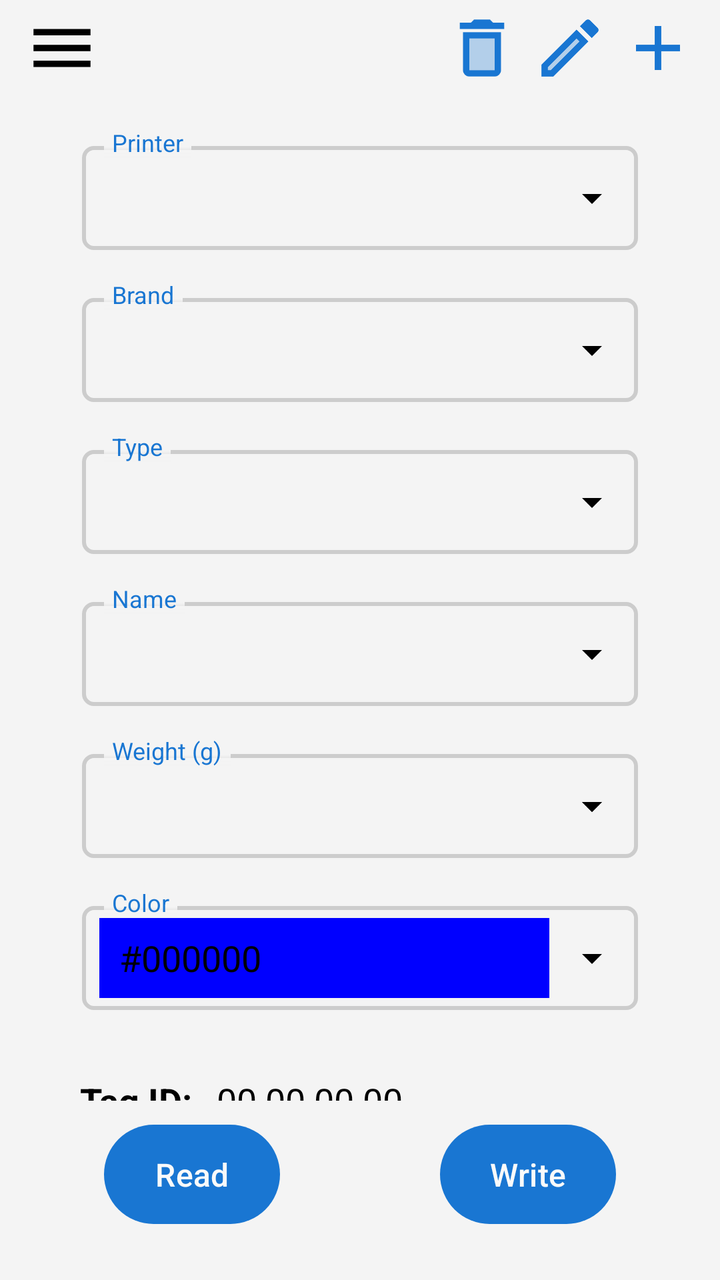
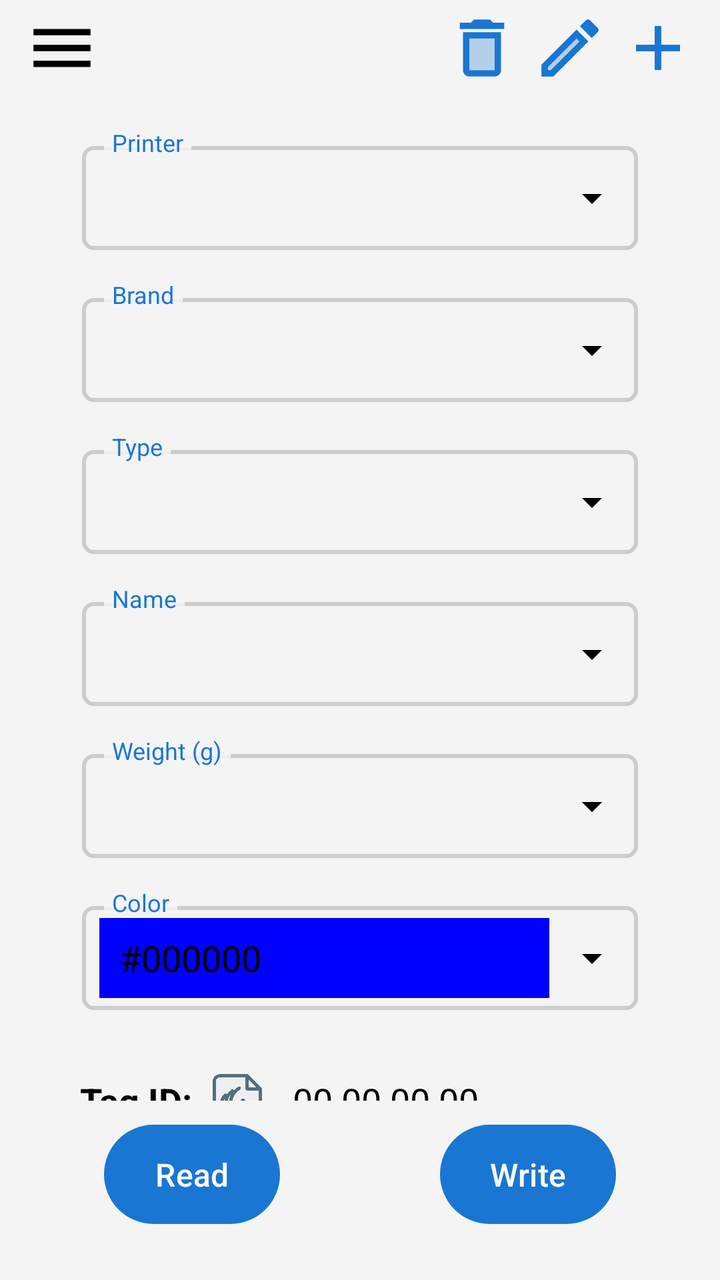

The first picture is an Android layout as it rendered before a commit; the second is the same layout after the commit. The layout source and the unified diff follow.
<!-- AndroidManifest.xml: application theme Theme.SpoolID -->
<!-- res/layout/activity_main.xml -->
<?xml version="1.0" encoding="utf-8"?>
<androidx.drawerlayout.widget.DrawerLayout
    xmlns:android="http://schemas.android.com/apk/res/android"
    xmlns:app="http://schemas.android.com/apk/res-auto"
    xmlns:tools="http://schemas.android.com/tools"
    android:id="@+id/drawer_layout"
    android:layout_width="match_parent"
    android:layout_height="match_parent"
    android:fitsSystemWindows="true"
    android:fillViewport="true"
    tools:openDrawer="end">

    <LinearLayout
        android:layout_width="match_parent"
        android:layout_height="match_parent"
        android:orientation="vertical"
        android:background="@color/background_main">

        
        <LinearLayout
            android:id="@+id/top_action_bar"
            android:layout_width="match_parent"
            android:layout_height="48dp"
            android:orientation="horizontal"
            android:gravity="center_vertical"
            android:paddingStart="12dp"
            android:paddingEnd="12dp">

            <ImageView
                android:id="@+id/menubutton"
                android:layout_width="38dp"
                android:layout_height="38dp"
                android:contentDescription="@string/open_settings"
                android:importantForAccessibility="no"
                app:srcCompat="@drawable/twotone_menu_24"
                app:tint="@color/text_main" />

            <View
                android:layout_width="0dp"
                android:layout_height="1dp"
                android:layout_weight="1" />

            <ImageView
                android:id="@+id/deletebutton"
                android:layout_width="38dp"
                android:layout_height="38dp"
                android:importantForAccessibility="no"
                app:srcCompat="@drawable/twotone_delete_24"
                app:tint="@color/primary_brand" />

            <ImageView
                android:id="@+id/editbutton"
                android:layout_width="38dp"
                android:layout_height="38dp"
                android:layout_marginStart="6dp"
                android:importantForAccessibility="no"
                app:srcCompat="@drawable/twotone_edit_24"
                app:tint="@color/primary_brand" />

            <ImageView
                android:id="@+id/addbutton"
                android:layout_width="38dp"
                android:layout_height="38dp"
                android:layout_marginStart="6dp"
                android:importantForAccessibility="no"
                app:srcCompat="@drawable/twotone_add_24"
                app:tint="@color/primary_brand" />
        </LinearLayout>

        
        <ScrollView
            android:layout_width="match_parent"
            android:layout_height="0dp"
            android:layout_weight="1"
            android:background="@color/background_main"
            android:fitsSystemWindows="true"
            android:fillViewport="true"
            android:scrollbars="none">

            <androidx.constraintlayout.widget.ConstraintLayout
                android:id="@+id/main"
                android:focusable="true"
                android:focusableInTouchMode="true"
                android:layout_width="match_parent"
                android:layout_height="wrap_content"
                android:maxWidth="500dp"
                android:layout_gravity="center_horizontal"
                android:paddingBottom="20dp"
                tools:context=".MainActivity">

                
                <Spinner
                    android:id="@+id/type"
                    android:layout_width="280dp"
                    android:layout_height="54dp"
                    android:layout_marginTop="24dp"
                    android:spinnerMode="dialog"
                    app:backgroundTint="@color/text_main"
                    app:layout_constraintEnd_toEndOf="parent"
                    app:layout_constraintStart_toStartOf="parent"
                    app:layout_constraintTop_toTopOf="parent" />

                <View
                    android:id="@+id/typeborder"
                    android:layout_width="280dp"
                    android:layout_height="54dp"
                    android:layout_marginTop="24dp"
                    android:background="@drawable/border"
                    app:layout_constraintEnd_toEndOf="parent"
                    app:layout_constraintStart_toStartOf="parent"
                    app:layout_constraintTop_toTopOf="parent" />

                <TextView
                    android:id="@+id/lbltype"
                    android:layout_width="wrap_content"
                    android:layout_height="wrap_content"
                    android:layout_marginStart="12dp"
                    android:background="@drawable/hint_background"
                    android:paddingStart="4dp"
                    android:paddingEnd="4dp"
                    android:includeFontPadding="false"
                    android:text="@string/printer"
                    android:textColor="@color/primary_brand"
                    android:textSize="12sp"
                    app:layout_constraintBottom_toTopOf="@+id/typeborder"
                    app:layout_constraintStart_toStartOf="@+id/typeborder"
                    app:layout_constraintTop_toTopOf="@+id/typeborder" />

                
                <Spinner
                    android:id="@+id/brand"
                    android:layout_width="280dp"
                    android:layout_height="54dp"
                    android:layout_marginTop="22dp"
                    android:spinnerMode="dialog"
                    app:backgroundTint="@color/text_main"
                    app:layout_constraintEnd_toEndOf="parent"
                    app:layout_constraintStart_toStartOf="parent"
                    app:layout_constraintTop_toBottomOf="@+id/type" />

                <View
                    android:id="@+id/brandborder"
                    android:layout_width="280dp"
                    android:layout_height="54dp"
                    android:layout_marginTop="22dp"
                    android:background="@drawable/border"
                    app:layout_constraintEnd_toEndOf="parent"
                    app:layout_constraintStart_toStartOf="parent"
                    app:layout_constraintTop_toBottomOf="@+id/type" />

                <TextView
                    android:id="@+id/lblbrand"
                    android:layout_width="wrap_content"
                    android:layout_height="wrap_content"
                    android:layout_marginStart="12dp"
                    android:background="@drawable/hint_background"
                    android:paddingStart="4dp"
                    android:paddingEnd="4dp"
                    android:includeFontPadding="false"
                    android:text="@string/brand"
                    android:textColor="@color/primary_brand"
                    android:textSize="12sp"
                    app:layout_constraintBottom_toTopOf="@+id/brandborder"
                    app:layout_constraintStart_toStartOf="@+id/brandborder"
                    app:layout_constraintTop_toTopOf="@+id/brandborder" />

                
                <Spinner
                    android:id="@+id/mtype"
                    android:layout_width="280dp"
                    android:layout_height="54dp"
                    android:layout_marginTop="22dp"
                    android:spinnerMode="dialog"
                    app:backgroundTint="@color/text_main"
                    app:layout_constraintEnd_toEndOf="parent"
                    app:layout_constraintStart_toStartOf="parent"
                    app:layout_constraintTop_toBottomOf="@+id/brand" />

                <View
                    android:id="@+id/mtypeborder"
                    android:layout_width="280dp"
                    android:layout_height="54dp"
                    android:layout_marginTop="22dp"
                    android:background="@drawable/border"
                    app:layout_constraintEnd_toEndOf="parent"
                    app:layout_constraintStart_toStartOf="parent"
                    app:layout_constraintTop_toBottomOf="@+id/brand" />

                <TextView
                    android:id="@+id/lblmtype"
                    android:layout_width="wrap_content"
                    android:layout_height="wrap_content"
                    android:layout_marginStart="12dp"
                    android:background="@drawable/hint_background"
                    android:paddingStart="4dp"
                    android:paddingEnd="4dp"
                    android:includeFontPadding="false"
                    android:text="@string/type"
                    android:textColor="@color/primary_brand"
                    android:textSize="12sp"
                    app:layout_constraintBottom_toTopOf="@+id/mtypeborder"
                    app:layout_constraintStart_toStartOf="@+id/mtypeborder"
                    app:layout_constraintTop_toTopOf="@+id/mtypeborder" />

                
                <Spinner
                    android:id="@+id/material"
                    android:layout_width="280dp"
                    android:layout_height="54dp"
                    android:layout_marginTop="22dp"
                    android:spinnerMode="dialog"
                    app:backgroundTint="@color/text_main"
                    app:layout_constraintEnd_toEndOf="parent"
                    app:layout_constraintStart_toStartOf="parent"
                    app:layout_constraintTop_toBottomOf="@+id/mtype" />

                <View
                    android:id="@+id/materialborder"
                    android:layout_width="280dp"
                    android:layout_height="54dp"
                    android:layout_marginTop="22dp"
                    android:background="@drawable/border"
                    app:layout_constraintEnd_toEndOf="parent"
                    app:layout_constraintStart_toStartOf="parent"
                    app:layout_constraintTop_toBottomOf="@+id/mtype" />

                <TextView
                    android:id="@+id/lblmaterial"
                    android:layout_width="wrap_content"
                    android:layout_height="wrap_content"
                    android:layout_marginStart="12dp"
                    android:background="@drawable/hint_background"
                    android:paddingStart="4dp"
                    android:paddingEnd="4dp"
                    android:includeFontPadding="false"
                    android:text="@string/name"
                    android:textColor="@color/primary_brand"
                    android:textSize="12sp"
                    app:layout_constraintBottom_toTopOf="@+id/materialborder"
                    app:layout_constraintStart_toStartOf="@+id/materialborder"
                    app:layout_constraintTop_toTopOf="@+id/materialborder" />

                
                <Spinner
                    android:id="@+id/spoolsize"
                    android:layout_width="280dp"
                    android:layout_height="54dp"
                    android:layout_marginTop="22dp"
                    android:spinnerMode="dialog"
                    app:backgroundTint="@color/text_main"
                    app:layout_constraintEnd_toEndOf="parent"
                    app:layout_constraintStart_toStartOf="parent"
                    app:layout_constraintTop_toBottomOf="@+id/material" />

                <View
                    android:id="@+id/sizeborder"
                    android:layout_width="280dp"
                    android:layout_height="54dp"
                    android:layout_marginTop="22dp"
                    android:background="@drawable/border"
                    app:layout_constraintEnd_toEndOf="parent"
                    app:layout_constraintStart_toStartOf="parent"
                    app:layout_constraintTop_toBottomOf="@+id/material" />

                <ImageView
                    android:id="@+id/sizearrow"
                    android:layout_width="24dp"
                    android:layout_height="24dp"
                    android:layout_marginEnd="12dp"
                    android:importantForAccessibility="no"
                    app:srcCompat="@drawable/ic_arrow_down"
                    app:tint="@color/text_main"
                    app:layout_constraintBottom_toBottomOf="@+id/sizeborder"
                    app:layout_constraintEnd_toEndOf="@+id/sizeborder"
                    app:layout_constraintTop_toTopOf="@+id/sizeborder" />

                <TextView
                    android:id="@+id/lblsize"
                    android:layout_width="wrap_content"
                    android:layout_height="wrap_content"
                    android:layout_marginStart="12dp"
                    android:background="@drawable/hint_background"
                    android:paddingStart="4dp"
                    android:paddingEnd="4dp"
                    android:includeFontPadding="false"
                    android:text="@string/weight"
                    android:textColor="@color/primary_brand"
                    android:textSize="12sp"
                    app:layout_constraintBottom_toTopOf="@+id/sizeborder"
                    app:layout_constraintStart_toStartOf="@+id/sizeborder"
                    app:layout_constraintTop_toTopOf="@+id/sizeborder" />

                
                <Spinner
                    android:id="@+id/colorspin"
                    android:layout_width="280dp"
                    android:layout_height="54dp"
                    android:layout_marginTop="22dp"
                    android:spinnerMode="dialog"
                    app:backgroundTint="@color/text_main"
                    app:layout_constraintEnd_toEndOf="parent"
                    app:layout_constraintStart_toStartOf="parent"
                    app:layout_constraintTop_toBottomOf="@+id/spoolsize" />

                <View
                    android:id="@+id/colorborder"
                    android:layout_width="280dp"
                    android:layout_height="54dp"
                    android:layout_marginTop="22dp"
                    android:background="@drawable/border"
                    app:layout_constraintEnd_toEndOf="parent"
                    app:layout_constraintStart_toStartOf="parent"
                    app:layout_constraintTop_toBottomOf="@+id/spoolsize" />

                <View
                    android:id="@+id/colorview"
                    android:layout_width="225dp"
                    android:layout_height="40dp"
                    android:layout_marginStart="4dp"
                    android:layout_marginTop="7dp"
                    android:layout_marginEnd="40dp"
                    android:background="#0000FF"
                    app:layout_constraintEnd_toEndOf="@+id/colorborder"
                    app:layout_constraintStart_toStartOf="@+id/colorborder"
                    app:layout_constraintTop_toTopOf="@+id/colorborder" />

                <TextView
                    android:id="@+id/txtcolor"
                    android:layout_width="225dp"
                    android:layout_height="40dp"
                    android:layout_marginStart="4dp"
                    android:layout_marginTop="7dp"
                    android:layout_marginEnd="40dp"
                    android:background="#00000000"
                    android:textSize="18sp"
                    android:paddingStart="10dp"
                    android:singleLine="true"
                    android:paddingEnd="1dp"
                    android:gravity="start|center"
                    android:text="@string/default_hex_color"
                    app:layout_constraintEnd_toEndOf="@+id/colorborder"
                    app:layout_constraintStart_toStartOf="@+id/colorborder"
                    app:layout_constraintTop_toTopOf="@+id/colorborder" />

                <TextView
                    android:id="@+id/lblcolor"
                    android:layout_width="wrap_content"
                    android:layout_height="wrap_content"
                    android:layout_marginStart="12dp"
                    android:background="@drawable/hint_background"
                    android:paddingStart="4dp"
                    android:paddingEnd="4dp"
                    android:includeFontPadding="false"
                    android:text="@string/color"
                    android:textColor="@color/primary_brand"
                    android:textSize="12sp"
                    app:layout_constraintBottom_toTopOf="@+id/colorborder"
                    app:layout_constraintStart_toStartOf="@+id/colorborder"
                    app:layout_constraintTop_toTopOf="@+id/colorborder" />

                
                <TextView
                    android:id="@+id/lbltagid"
                    android:layout_width="wrap_content"
                    android:layout_height="wrap_content"
                    android:layout_marginStart="40dp"
                    android:layout_marginTop="32dp"
                    android:text="@string/tag_id"
                    android:textColor="@color/text_main"
                    android:textSize="18sp"
                    android:textStyle="bold"
                    android:singleLine="true"
                    app:layout_constraintStart_toStartOf="parent"
                    app:layout_constraintTop_toBottomOf="@+id/colorborder" />

                <TextView
                    android:id="@+id/tagid"
                    android:layout_width="0dp"
                    android:layout_height="wrap_content"
                    android:layout_marginStart="12dp"
                    android:layout_marginTop="32dp"
                    android:layout_marginEnd="40dp"
                    android:text="@string/_00_00_00_00"
                    android:textColor="@color/text_main"
                    android:textSize="18sp"
                    android:singleLine="true"
                    app:layout_constraintEnd_toEndOf="parent"
                    app:layout_constraintStart_toEndOf="@+id/lbltagid"
                    app:layout_constraintTop_toBottomOf="@+id/colorborder" />

                <ImageView
                    android:id="@+id/smbutton"
                    android:layout_width="40dp"
                    android:layout_height="40dp"
                    android:importantForAccessibility="no"
                    android:visibility="invisible"
                    android:drawablePadding="8dp"
                    android:layout_marginTop="24dp"
                    android:layout_marginBottom="24dp"
                    android:gravity="center"
                    app:srcCompat="@drawable/spoolman"
                    app:layout_constraintStart_toStartOf="parent"
                    app:layout_constraintEnd_toEndOf="parent"
                    app:layout_constraintTop_toBottomOf="@+id/lbltagid"
                    app:layout_constraintBottom_toBottomOf="parent" />

                <TextView
                    android:id="@+id/txtmsg"
                    android:layout_width="0dp"
                    android:layout_height="wrap_content"
                    android:textSize="20sp"
                    android:textStyle="bold"
                    android:visibility="invisible"
                    android:gravity="center"
                    android:textColor="#FA6F6F"
                    app:layout_constraintStart_toStartOf="parent"
                    app:layout_constraintEnd_toEndOf="parent"
                    app:layout_constraintTop_toTopOf="@+id/lbltagid" />

            </androidx.constraintlayout.widget.ConstraintLayout>
        </ScrollView>

        
        <LinearLayout
            android:id="@+id/button_container"
            style="?android:attr/buttonBarStyle"
            android:layout_width="match_parent"
            android:layout_height="wrap_content"
            android:orientation="horizontal"
            android:gravity="center"
            android:paddingTop="8dp"
            android:paddingBottom="24dp"
            android:background="@color/background_main">

            <Button
                android:id="@+id/readbutton"
                android:layout_width="wrap_content"
                android:layout_height="wrap_content"
                android:layout_marginEnd="40dp"
                android:padding="14dp"
                android:text="@string/read"
                android:textColor="@color/text_inverted"
                android:textSize="16sp"
                tools:ignore="ButtonStyle" />

            <Button
                android:id="@+id/writebutton"
                android:layout_width="wrap_content"
                android:layout_height="wrap_content"
                android:layout_marginStart="40dp"
                android:padding="14dp"
                android:text="@string/write"
                android:textColor="@color/text_inverted"
                android:textSize="16sp"
                tools:ignore="ButtonStyle" />
        </LinearLayout>
    </LinearLayout>

    <com.google.android.material.navigation.NavigationView
        android:id="@+id/nav_view"
        android:layout_width="wrap_content"
        android:layout_height="match_parent"
        android:layout_gravity="start"
        android:fitsSystemWindows="false"
        android:theme="@style/Theme.MaterialComponents.DayNight"
        app:itemTextAppearance="@style/NavigationDrawerText"
        app:headerLayout="@layout/nav_header_main"
        app:menu="@menu/activity_main_drawer" />
</androidx.drawerlayout.widget.DrawerLayout>
<!-- res/layout/nav_header_main.xml (included above) -->
<?xml version="1.0" encoding="utf-8"?>
<LinearLayout
    xmlns:android="http://schemas.android.com/apk/res/android"
    android:layout_width="match_parent"
    android:layout_height="wrap_content"
    android:gravity="top"
    android:orientation="horizontal"
    android:padding="16dp">
    <ImageView
        android:layout_width="32dp"
        android:layout_height="32dp"
        android:importantForAccessibility="no"
        android:src="@mipmap/ic_launcher_foreground" />

    <TextView
        android:layout_width="match_parent"
        android:layout_height="wrap_content"
        android:paddingTop="2dp"
        android:paddingStart="4dp"
        android:paddingEnd="0dp"
        android:text="@string/app_name"
        android:textSize="20sp"
        android:textAllCaps="true"
        android:textColor="@color/text_main" />

</LinearLayout>
<!-- resources referenced by this layout -->
<resources>
  <color name="background_main">#F4F4F4</color>
  <color name="primary_brand">#1976D2</color>
  <color name="text_inverted">#FAFAFA</color>
  <color name="text_main">#000000</color>
  <!-- drawable border (drawable) -->
  <?xml version="1.0" encoding="utf-8"?>
  <layer-list xmlns:android="http://schemas.android.com/apk/res/android" >
      <item
          android:bottom="1dp"
          android:left="1dp"
          android:right="1dp"
          android:top="1dp">
      <shape android:shape="rectangle" >
          <corners android:radius="5dp" />
          <stroke
              android:width="2dp"
              android:color="#CCCCCC" />
          <solid android:color="#00000000" />
      </shape>
  </item>
  </layer-list>
  <!-- drawable hint_background (drawable) -->
  <?xml version="1.0" encoding="utf-8"?>
  <shape xmlns:android="http://schemas.android.com/apk/res/android"
      android:shape="rectangle">
      <gradient
          android:angle="270"
          android:startColor="@color/background_main"
          android:centerColor="@color/background_main"
          android:centerY="0.6"
          android:endColor="#00000000" />
  </shape>
  <!-- drawable ic_arrow_down (drawable) -->
  <vector xmlns:android="http://schemas.android.com/apk/res/android"
      android:width="24dp"
      android:height="24dp"
      android:viewportWidth="24"
      android:viewportHeight="24">
      <path
          android:fillColor="#000000"
          android:pathData="M7,10L12,15L17,10H7Z" />
  </vector>
  <!-- drawable twotone_add_24 (drawable) -->
  <vector xmlns:android="http://schemas.android.com/apk/res/android"
      android:width="24dp"
      android:height="24dp"
      android:viewportWidth="24"
      android:viewportHeight="24"
      android:tint="?attr/colorControlNormal">
    <path
        android:fillColor="@android:color/white"
        android:pathData="M19,13h-6v6h-2v-6H5v-2h6V5h2v6h6v2z"/>
  </vector>
  <!-- drawable twotone_menu_24 (drawable) -->
  <vector xmlns:android="http://schemas.android.com/apk/res/android"
      android:width="24dp"
      android:height="24dp"
      android:viewportWidth="24"
      android:viewportHeight="24"
      android:tint="?attr/colorControlNormal">
    <path
        android:fillColor="@android:color/white"
        android:pathData="M3,18h18v-2L3,16v2zM3,13h18v-2L3,11v2zM3,6v2h18L21,6L3,6z"/>
  </vector>
  <string name="_00_00_00_00">00 00 00 00</string>
  <string name="app_name">Cfs RFID</string>
  <string name="brand">Brand</string>
  <string name="color">Color</string>
  <string name="default_hex_color">#000000</string>
  <string name="name">Name</string>
  <string name="open_settings">Open Settings</string>
  <string name="printer">Printer</string>
  <string name="read">Read</string>
  <string name="tag_id">Tag ID:</string>
  <string name="type">Type</string>
  <string name="weight">Weight (g)</string>
  <string name="write">Write</string>
  <style name="NavigationDrawerText" parent="TextAppearance.AppCompat.Body2">
          <item name="android:textSize">18sp</item>
          <item name="android:textStyle">bold</item>
          <item name="android:textColor">@color/text_main</item>
      </style>
  <style name="Theme.SpoolID" parent="Base.Theme.SpoolID" />
  <style name="Base.Theme.SpoolID" parent="Theme.Material3.DayNight.NoActionBar">
          <item name="android:textColor">@color/text_main</item>
          <item name="colorPrimary">@color/primary_brand</item>
          <item name="colorPrimaryVariant">@color/primary_variant</item>
          <item name="android:windowBackground">@color/background_main</item>
      </style>
  <color name="primary_variant">#82B1FF</color>
  <!-- unchanged entries left out for length: 4 -->
</resources>

<!-- the commit's change to res/layout/activity_main.xml (unified diff, before → after) -->
@@ -373,6 +373,18 @@
                     app:layout_constraintStart_toStartOf="parent"
                     app:layout_constraintTop_toBottomOf="@+id/colorborder" />
 
+                <ImageView
+                    android:id="@+id/tagstatus"
+                    android:layout_width="30dp"
+                    android:layout_height="30dp"
+                    android:layout_marginStart="8dp"
+                    android:src="@drawable/ic_nfc_status_unknown_24"
+                    android:contentDescription="@string/tag_status_unknown"
+                    app:layout_constraintStart_toEndOf="@+id/lbltagid"
+                    app:layout_constraintTop_toTopOf="@+id/tagid"
+                    app:layout_constraintBottom_toBottomOf="@+id/tagid"
+                />
+
                 <TextView
                     android:id="@+id/tagid"
                     android:layout_width="0dp"
@@ -385,7 +397,7 @@
                     android:textSize="18sp"
                     android:singleLine="true"
                     app:layout_constraintEnd_toEndOf="parent"
-                    app:layout_constraintStart_toEndOf="@+id/lbltagid"
+                    app:layout_constraintStart_toEndOf="@+id/tagstatus"
                     app:layout_constraintTop_toBottomOf="@+id/colorborder" />
 
                 <ImageView
<!-- resource entries referenced after the edit -->
@@ -42,6 +42,7 @@
           android:fillColor="#000000"
           android:pathData="M7,10L12,15L17,10H7Z" />
   </vector>
+  <!-- drawable ic_nfc_status_unknown_24: vector/xml drawable (drawable, 2130 chars, omitted) -->
   <!-- drawable twotone_add_24 (drawable) -->
   <vector xmlns:android="http://schemas.android.com/apk/res/android"
       android:width="24dp"
@@ -74,6 +75,7 @@
   <string name="printer">Printer</string>
   <string name="read">Read</string>
   <string name="tag_id">Tag ID:</string>
+  <string name="tag_status_unknown">Unable to determine tag data</string>
   <string name="type">Type</string>
   <string name="weight">Weight (g)</string>
   <string name="write">Write</string>
